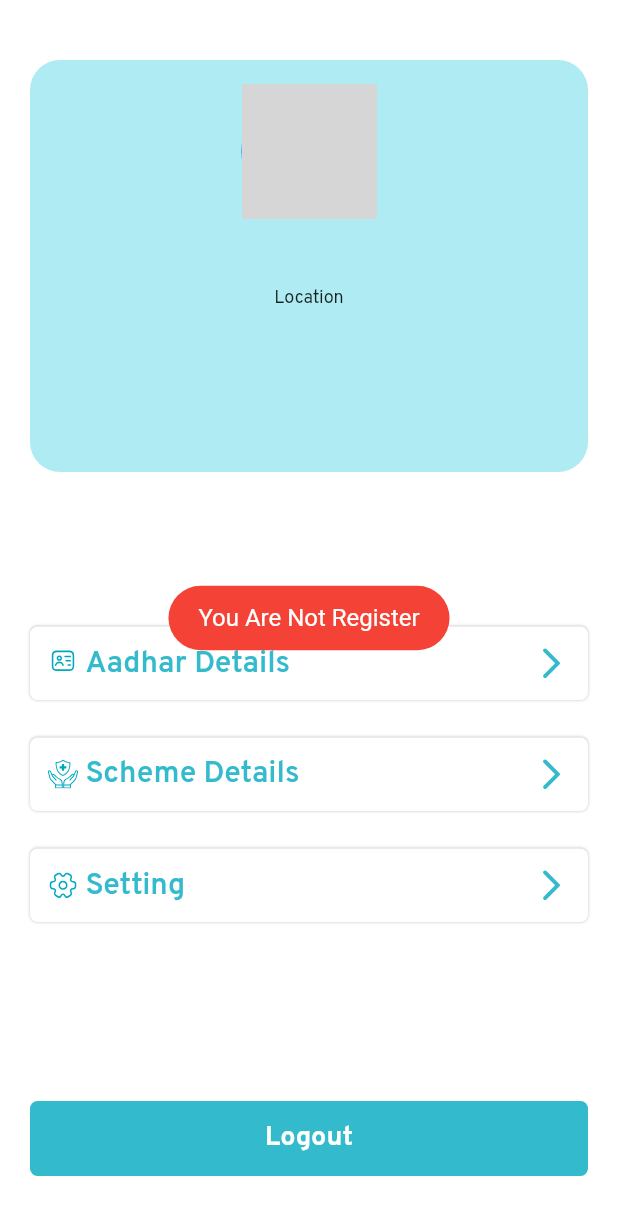
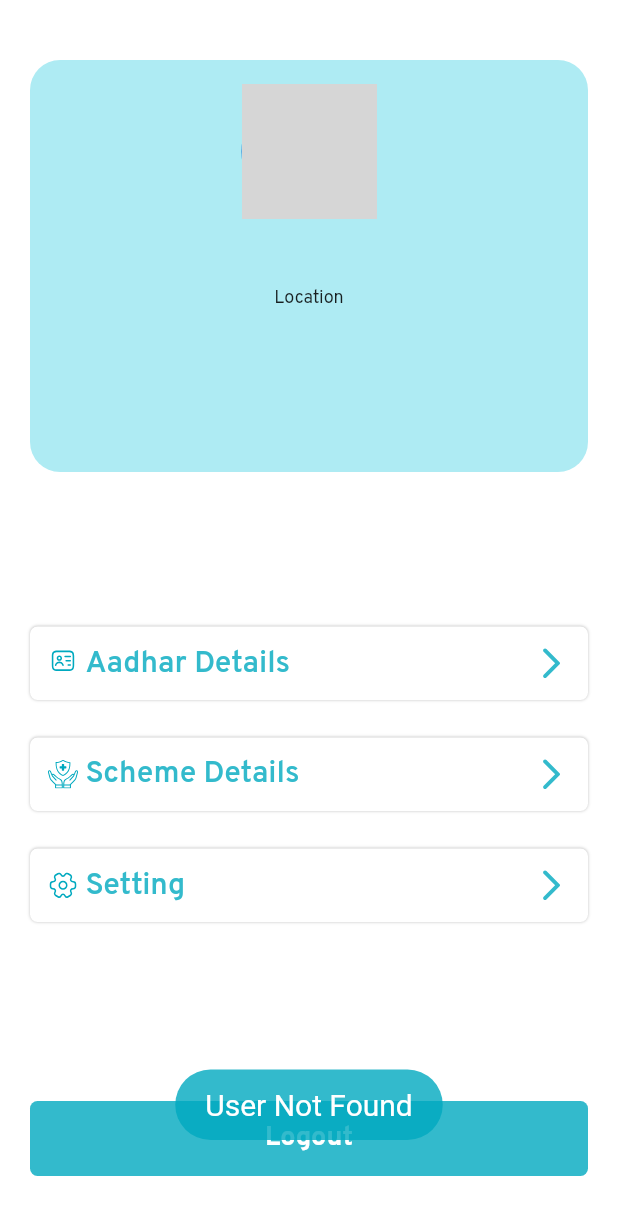
Before and after one commit to SHEKHAR02002/Scheme_Suvidha, a Flutter app: the Profile screen opened directly, after a tap on "Aadhar Details", on a phone screen of 412 x 824 dp. Shown: the top 1215 px of the screen. Run offline on Flutter 3.47's test engine with Material 2 defaults, Android fonts, the phone set to English and light mode, and no system bars; our stand-ins replace carousel_slider, cloud_firestore, dropdown_button2, firebase_auth, firebase_core, firebase_messaging and 11 more; missing offline and left inert: firebase_app_check, tbib_splash_screen; accounts and stored records are empty; network calls fail; project files that could hold a hidden picture were left out; grey boxes are pictures that could not be loaded.

```diff
--- a/lib/Screen/profile.dart
+++ b/lib/Screen/profile.dart
@@ -87,13 +87,13 @@ class _ProfileState extends State<Profile> {
                                   user: widget.user,
                                 )))
                     : Fluttertoast.showToast(
-                        msg: "You Are Not Register",
+                        msg: "User Not Found",
                         toastLength: Toast.LENGTH_SHORT,
-                        gravity: ToastGravity.CENTER,
+                        gravity: ToastGravity.BOTTOM,
                         timeInSecForIosWeb: 1,
-                        backgroundColor: Colors.red,
+                        backgroundColor: primary,
                         textColor: Colors.white,
-                        fontSize: 16.0),
+                        fontSize: 20.0),
                 child: Container(
                   decoration: shadowdecoration,
                   child: Padding(
```
